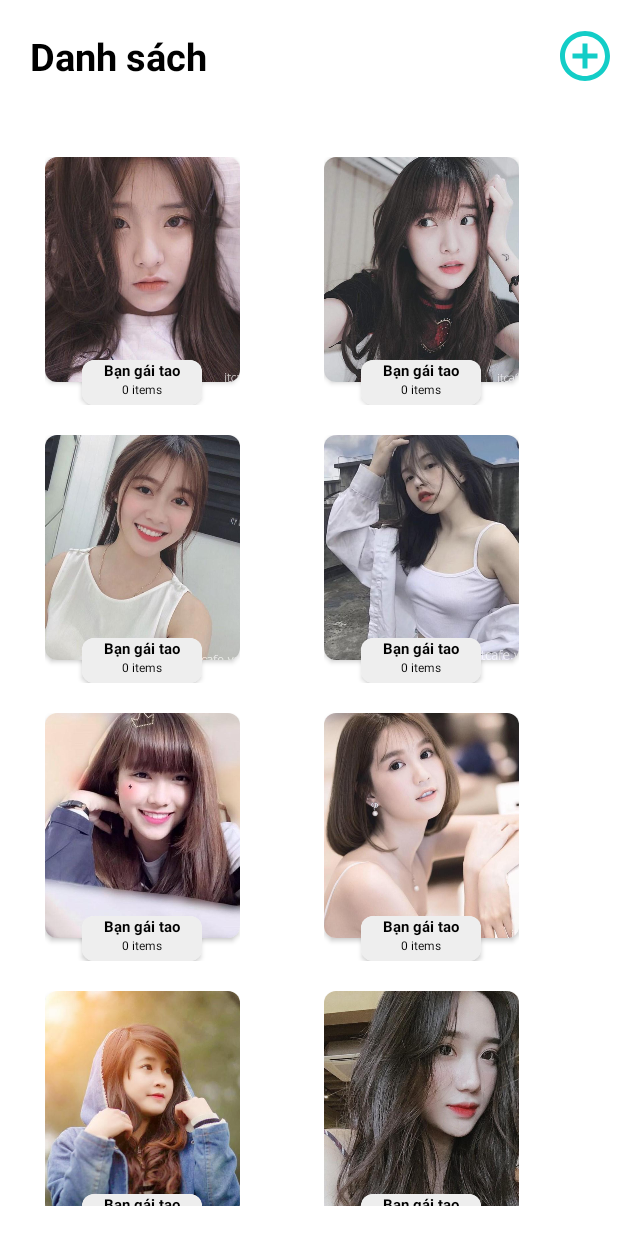
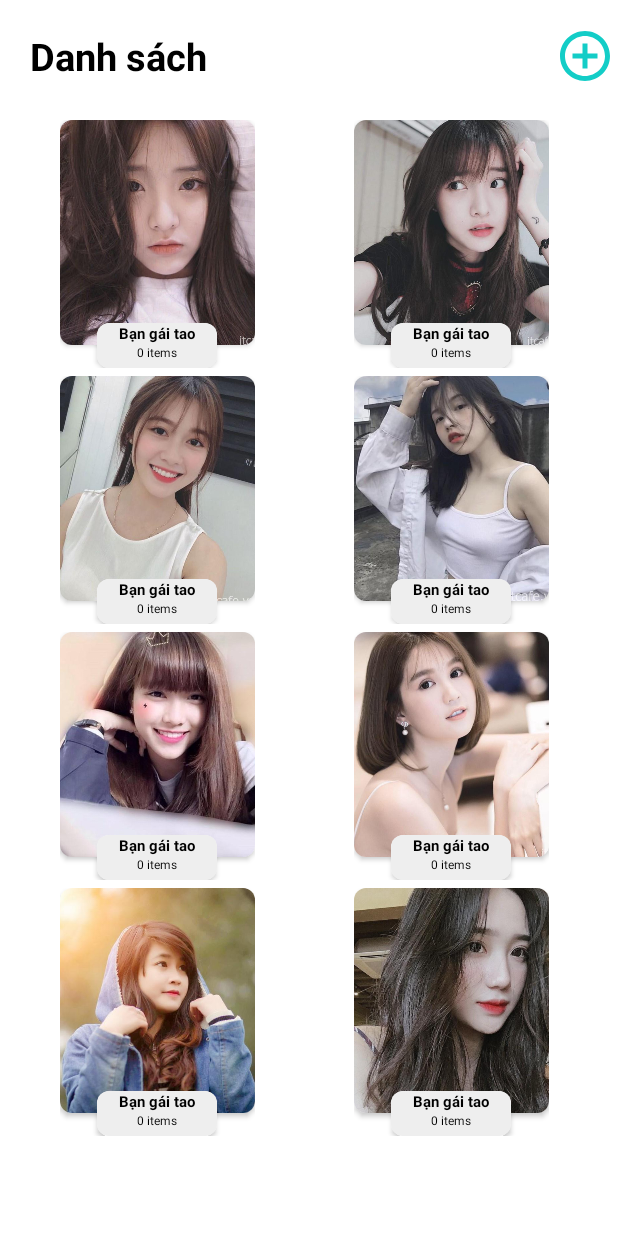
Before and after one commit to Ashpex/Simple-Gallery, an Android app: the fragment AlbumFragment shown on its own in the app's theme, on a phone screen of 412 x 824 dp. Run offline under Robolectric (Android 15) with nearby library versions, the phone set to English and light mode, and no system bars.

Commit message:
fix album

```diff
--- a/app/src/main/java/com/example/testgallery/PictureActivity.java
+++ b/app/src/main/java/com/example/testgallery/PictureActivity.java
@@ -14,7 +14,7 @@ public class PictureActivity extends AppCompatActivity {
     @Override
     protected void onCreate(Bundle savedInstanceState) {
         super.onCreate(savedInstanceState);
-        getSupportActionBar().hide();
+        getSupportActionBar();
         setContentView(R.layout.activity_picture);
 
         imageView = findViewById(R.id.imgPicture);
--- a/app/src/main/res/layout/fragment_album.xml
+++ b/app/src/main/res/layout/fragment_album.xml
@@ -26,5 +26,5 @@
         android:id="@+id/ryc_album"
         android:layout_width="match_parent"
         android:layout_height="match_parent"
-        android:layout_margin="20dp"/>
+        android:layout_marginStart="20dp" />
 </LinearLayout>
--- a/app/src/main/res/layout/item_album.xml
+++ b/app/src/main/res/layout/item_album.xml
@@ -3,7 +3,8 @@
     xmlns:app="http://schemas.android.com/apk/res-auto"
     android:layout_width="wrap_content"
     android:layout_height="165dp"
-    android:layout_margin="10dp">
+    android:layout_marginStart="10dp"
+    android:layout_marginTop="5dp">
     <androidx.cardview.widget.CardView
         android:id="@+id/img_item_album"
         android:layout_width="130dp"
```
